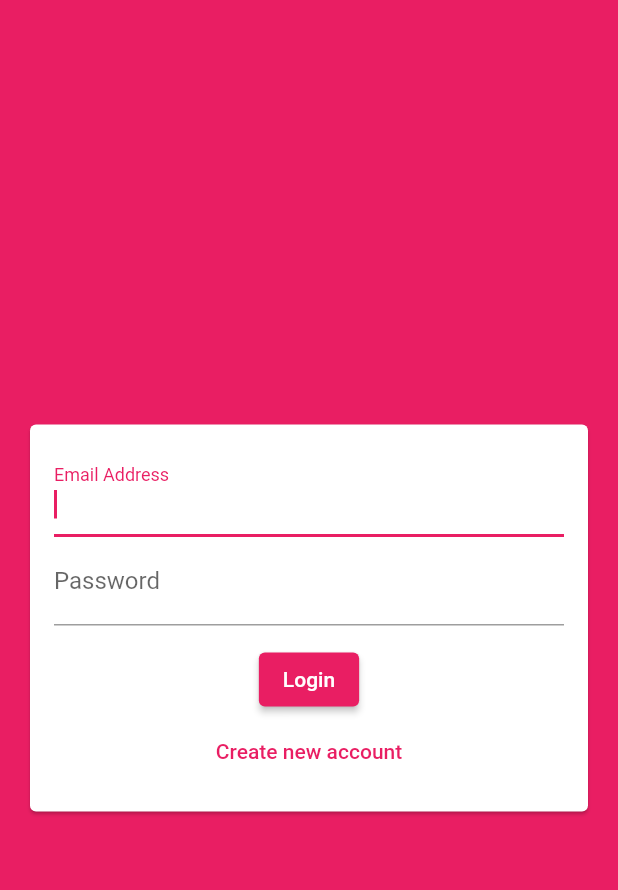
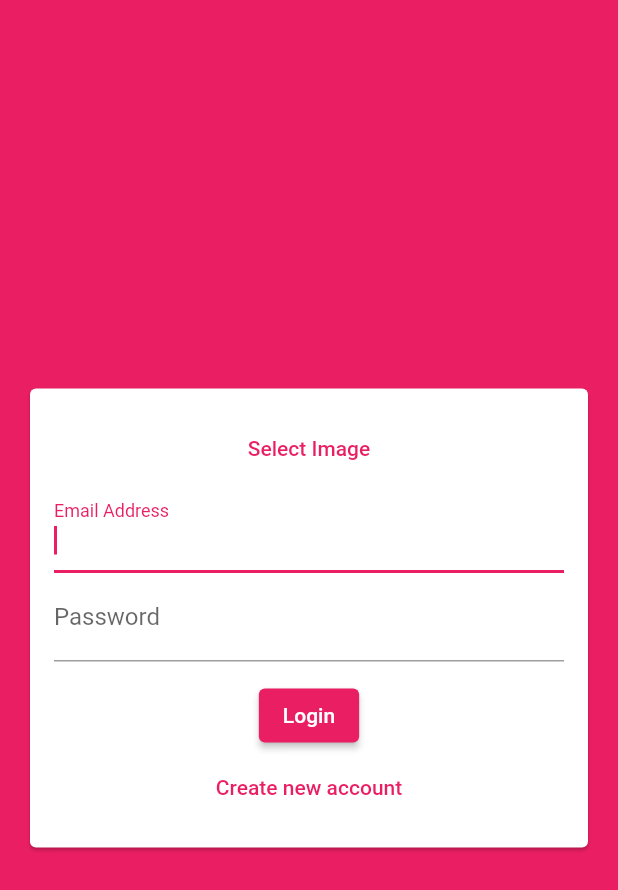
Before and after one commit to jemcmullin/flutter_udemy_chat_app, a Flutter app: the screen it shows after launch, on a phone screen of 412 x 824 dp. Shown: the top 890 px of the screen. Run offline on Flutter 3.47's test engine with Material 2 defaults, Android fonts, the phone set to English and light mode, and no system bars; our stand-ins replace cloud_firestore, firebase_auth, firebase_core; accounts and stored records are empty.

Commit message:
add image picker and avatar to auth screen

```diff
--- a/lib/screens/auth_screen.dart
+++ b/lib/screens/auth_screen.dart
@@ -103,6 +103,15 @@ class _AuthFormState extends State<AuthForm> {
               child: Column(
                 mainAxisSize: MainAxisSize.min,
                 children: [
+                  //Image selection
+                  if (!_isLogin)
+                    CircleAvatar(
+                      radius: 40,
+                    ),
+                    TextButton(
+                      child: Text('Select Image'),
+                      onPressed: () {},
+                    ),
                   //Email address entry
                   TextFormField(
                     key: ValueKey('email'), //neccessary for toggle signup
--- a/pubspec.yaml
+++ b/pubspec.yaml
@@ -26,6 +26,7 @@ dependencies:
   firebase_core: ^1.0.4
   firebase_auth: ^1.1.1
   cloud_firestore: ^1.0.6
+  image_picker: ^0.7.5
 
 
   # The following adds the Cupertino Icons font to your application.
```
Also changed, not shown: lib/widgets/pickers/user_image.dart (added), pubspec.lock, 2 other files.
